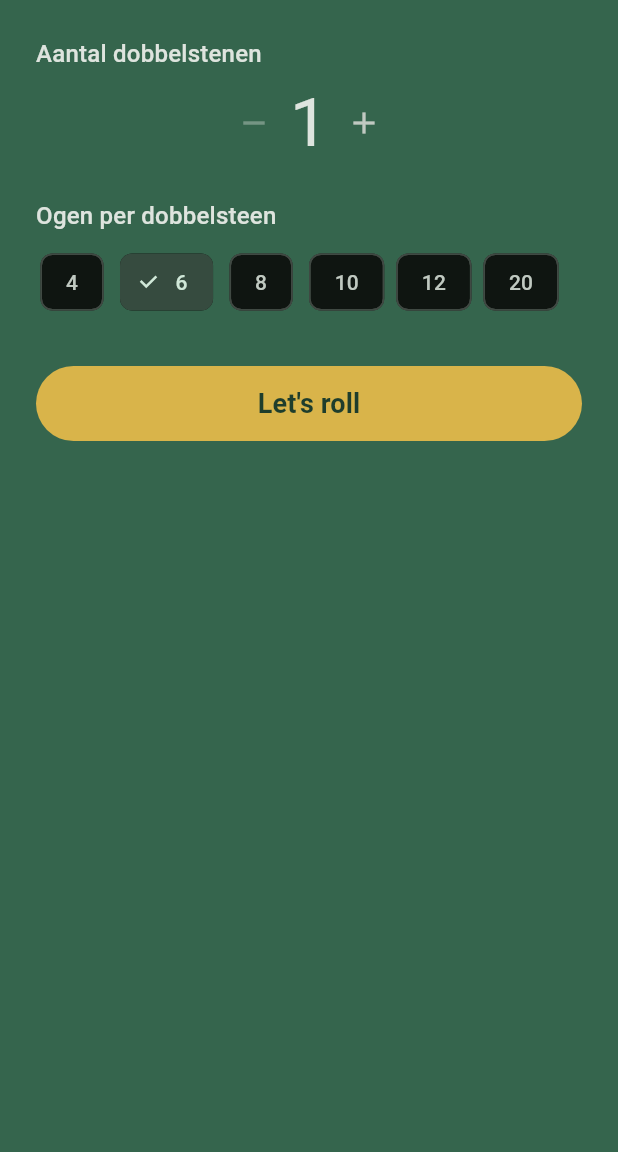
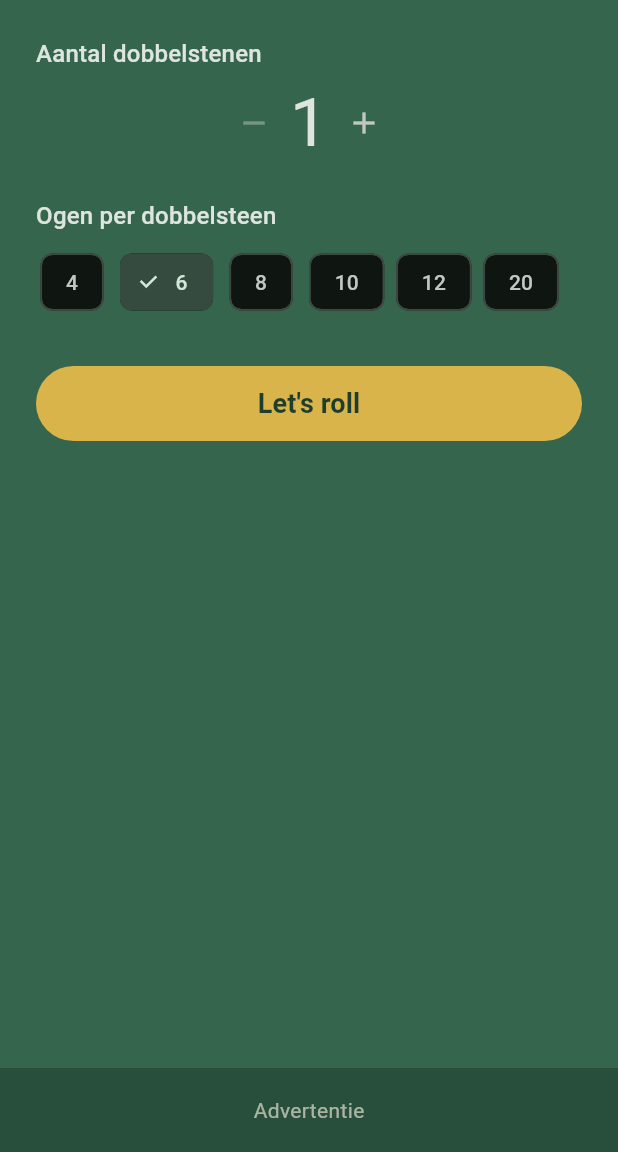
Before and after one commit to KristofNijs/TopDice, a Flutter app: the screen it shows after launch, on a phone screen of 412 x 824 dp, the part 84-1236 px from its top. Run offline on Flutter 3.47's test engine with Material 3 defaults, Android fonts, the phone set to English and light mode, and no system bars; our stand-ins replace shared_preferences.

Commit message:
feat: vaste advertentiebalk onderaan elk scherm (SCRUM-13)

```diff
--- /dev/null
+++ b/lib/ad_banner.dart
@@ -0,0 +1,36 @@
+import 'package:flutter/material.dart';
+
+import 'casino_theme.dart';
+
+/// Vaste balk onderaan elk scherm, gereserveerd voor advertentiecontent.
+///
+/// Tijdens ontwikkeling toont de balk een placeholder; zodra er een echt
+/// advertentienetwerk gekoppeld wordt, kan via [child] de content worden
+/// meegegeven zonder dat de schermen veranderen.
+class AdBanner extends StatelessWidget {
+  const AdBanner({super.key, this.height = 56, this.child});
+
+  /// Vaste hoogte van de balk in logical pixels.
+  final double height;
+
+  /// Optionele advertentiecontent; bij null wordt een placeholder getoond.
+  final Widget? child;
+
+  @override
+  Widget build(BuildContext context) {
+    final Widget content = child ??
+        Text(
+          'Advertentie',
+          style: TextStyle(color: CasinoColors.ivory.withValues(alpha: 0.6)),
+        );
+
+    return Container(
+      key: const Key('ad-banner'),
+      width: double.infinity,
+      height: height,
+      color: CasinoColors.tableGreenDark,
+      alignment: Alignment.center,
+      child: content,
+    );
+  }
+}
--- a/lib/main.dart
+++ b/lib/main.dart
@@ -3,6 +3,7 @@ import 'dart:math';
 import 'package:flutter/material.dart';
 import 'package:shared_preferences/shared_preferences.dart';
 
+import 'ad_banner.dart';
 import 'casino_theme.dart';
 import 'dice/dice_engine.dart';
 import 'dice/dice_pips.dart';
@@ -109,6 +110,7 @@ class _MainMenuScreenState extends State<MainMenuScreen> {
     final theme = Theme.of(context);
     return Scaffold(
       appBar: AppBar(title: const Text('TopDice')),
+      bottomNavigationBar: const AdBanner(),
       body: ListView(
         padding: const EdgeInsets.all(24),
         children: [
@@ -208,6 +210,7 @@ class _ResultScreenState extends State<ResultScreen> {
     final faceSize = (screenWidth / 6).clamp(48.0, 96.0);
     return Scaffold(
       appBar: AppBar(title: Text('${widget.count}d${widget.sides}')),
+      bottomNavigationBar: const AdBanner(),
       body: Center(
         child: Column(
           mainAxisAlignment: MainAxisAlignment.center,
```
Also changed, not shown: 1 other file.
